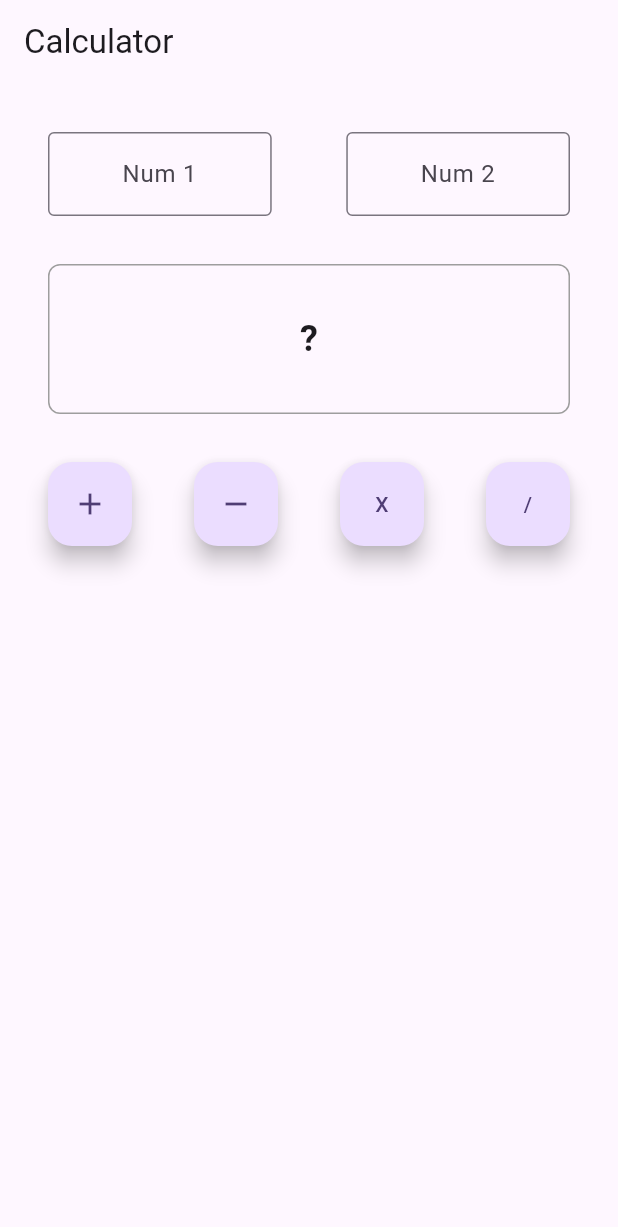
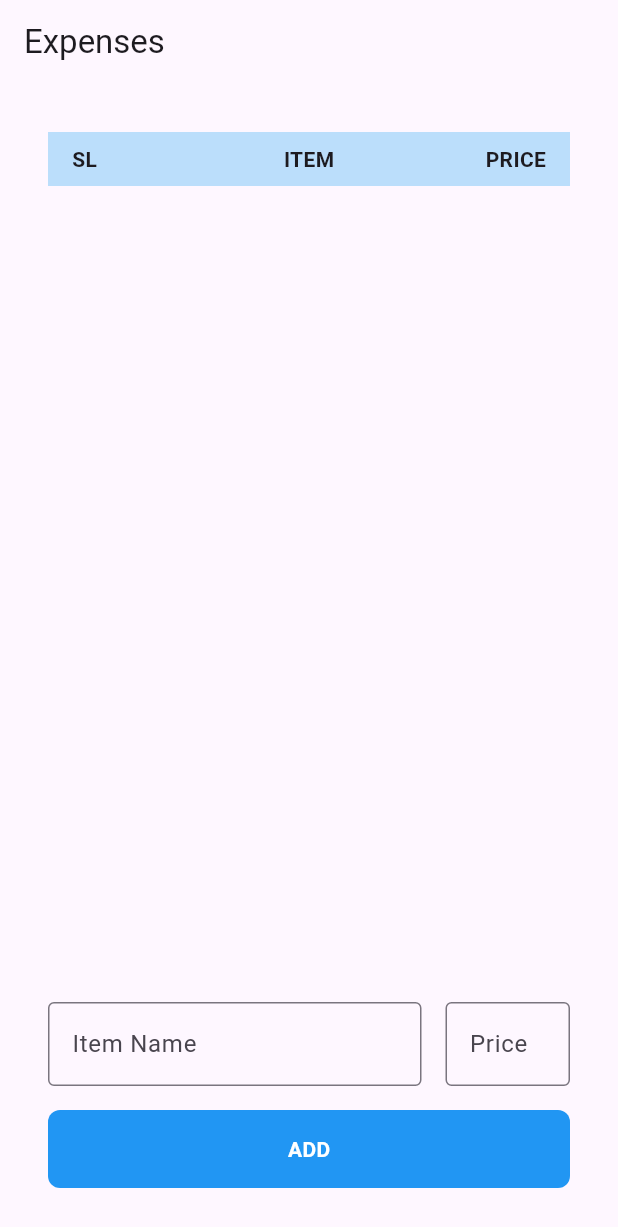
Before and after one commit to hridoyxero/hrdi_course_flutter, a Flutter app: the screen it shows after launch, on a phone screen of 412 x 824 dp. Shown: the top 1227 px of the screen. Run offline on Flutter 3.47's test engine with Material 2 defaults, Android fonts, the light colour scheme and no system bars.

Commit message:
assignment 03 (simple expense manager)

```diff
--- /dev/null
+++ b/lib/assignment_03/expenses_screen.dart
@@ -0,0 +1,235 @@
+import 'package:flutter/material.dart';
+
+class ExpensesScreen extends StatefulWidget {
+  const ExpensesScreen({Key? key}) : super(key: key);
+
+  @override
+  State<ExpensesScreen> createState() => _ExpensesScreenState();
+}
+
+class _ExpensesScreenState extends State<ExpensesScreen> {
+  TextEditingController _itemNameController = TextEditingController();
+  TextEditingController _itemPriceController = TextEditingController();
+
+  int total = 1;
+  List<String> _serials = [];
+  List<String> _items = [];
+  List<String> _itemPrices = [];
+
+  @override
+  Widget build(BuildContext context) {
+    return Scaffold(
+      appBar: AppBar(
+        title: Text("Expenses"),
+      ),
+      body: Container(
+        padding: EdgeInsets.symmetric(horizontal: 32),
+        child: Column(
+          children: [
+            //Expense list
+
+            SizedBox(height: 32,),
+
+            //Titles
+            Container(
+              padding: EdgeInsets.symmetric(
+                horizontal: 8,
+                vertical: 8,
+              ),
+              decoration: BoxDecoration(
+                color: Colors.blue.shade100,
+              ),
+              child: Row(
+                // mainAxisAlignment: MainAxisAlignment.spaceBetween,
+                children: [
+                  //Serial Column
+                  Expanded(
+                    flex: 1,
+                    child: Column(
+                      crossAxisAlignment: CrossAxisAlignment.start,
+                      children: [
+                        Container(
+                          padding: EdgeInsets.only(left: 8,),
+                            child: Text("SL".toUpperCase(), style: TextStyle(fontWeight: FontWeight.bold,),)),
+                      ],
+                    ),
+                  ),
+
+                  //Item Name Column
+                  Expanded(
+                    flex: 2,
+                    child: Column(
+                      children: [
+                        Text("Item".toUpperCase(), style: TextStyle(fontWeight: FontWeight.bold,),),
+                      ],
+                    ),
+                  ),
+
+                  //Price Column
+                  Expanded(
+                    flex: 1,
+                    child: Column(
+                      crossAxisAlignment: CrossAxisAlignment.end,
+                      children: [
+                        Container(
+                          padding: EdgeInsets.only(right: 8,),
+                            child: Text("Price".toUpperCase(), style: TextStyle(fontWeight: FontWeight.bold,),)),
+                      ],
+                    ),
+                  ),
+                ],
+              ),
+            ),
+
+            // list
+            Expanded(
+              child: ListView.builder(
+                itemCount: _items.length,
+                itemBuilder: (context, index) {
+                  return Column(
+                    children: [
+                      Container(
+                        decoration: BoxDecoration(
+                          color: Colors.blue.shade50,
+                        ),
+                        child: Row(
+                          children: [
+                            //Serial Column
+                            Expanded(
+                              flex: 1,
+                              child: Column(
+                                crossAxisAlignment: CrossAxisAlignment.start,
+                                children: [
+                                  Container(
+                                    padding: EdgeInsets.only(left: 16,),
+                                    decoration: BoxDecoration(
+                                      color: Colors.blue.shade50,
+                                    ),
+                                    child: Text(_serials.elementAt(index)),
+                                  ),
+                                ],
+                              ),
+                            ),
+
+                            //Item Name Column
+                            Expanded(
+                              flex: 2,
+                              child: Column(
+                                crossAxisAlignment: CrossAxisAlignment.center,
+                                children: [
+                                  Container(
+                                    padding: EdgeInsets.only(top: 4, bottom: 4,),
+                                    // alignment: Alignment.center,
+                                    decoration: BoxDecoration(
+                                      // color: Colors.red,
+                                    ),
+                                    child: Text(_items.elementAt(index), textAlign: TextAlign.center,),
+                                  ),
+                                ],
+                              ),
+                            ),
+
+                            //Price Column
+                            Expanded(
+                              flex: 1,
+                              child: Column(
+                                crossAxisAlignment: CrossAxisAlignment.end,
+                                children: [
+                                  Container(
+                                    padding: EdgeInsets.only(right: 16,),
+                                    decoration: BoxDecoration(
+                                      color: Colors.blue.shade50,
+                                    ),
+                                    child: Text(_itemPrices.elementAt(index)),
+                                  ),
+                                ],
+                              ),
+                            ),
+                          ],
+                        ),
+                      ),
+                      Container(height: 1, color: Colors.blue.withOpacity(0.2),),
+                    ],
+                  );
+                },
+              ),
+            ),
+
+            SizedBox(height: 32,),
+
+            //Inputs
+            Row(
+              children: [
+                Expanded(
+                  flex: 3,
+                  child: TextFormField(
+                    controller: _itemNameController,
+                    decoration: InputDecoration(
+                      hintText: "Item Name",
+                      border: OutlineInputBorder(),
+                    ),
+                  ),
+                ),
+                SizedBox(
+                  width: 16,
+                ),
+                Expanded(
+                  flex: 1,
+                  child: TextFormField(
+                    controller: _itemPriceController,
+                    decoration: InputDecoration(
+                      hintText: "Price",
+                      border: OutlineInputBorder(),
+                    ),
+                  ),
+                ),
+              ],
+            ),
+
+            SizedBox(
+              height: 16,
+            ),
+
+            // Add button
+            InkWell(
+              onTap: () {
+                if (_itemNameController.text.isNotEmpty &&
+                    _itemPriceController.text.isNotEmpty) {
+                  _items.add(_itemNameController.text ?? "");
+                  _itemPrices.add(_itemPriceController.text ?? "");
+
+                  _serials.add((total++).toString());
+
+                  _itemNameController.text = '';
+                  _itemPriceController.text = '';
+                }
+
+                setState(() {});
+              },
+              child: Container(
+                width: double.maxFinite,
+                padding: EdgeInsets.symmetric(
+                  horizontal: 32,
+                  vertical: 16,
+                ),
+                alignment: Alignment.center,
+                decoration: BoxDecoration(
+                  color: Colors.blue,
+                  borderRadius: BorderRadius.circular(8),
+                ),
+                child: Text(
+                  "Add".toUpperCase(),
+                  style: TextStyle(fontWeight: FontWeight.bold, color: Colors.white,),
+                ),
+              ),
+            ),
+
+            SizedBox(
+              height: 32,
+            ),
+          ],
+        ),
+      ),
+    );
+  }
+}
--- a/lib/main.dart
+++ b/lib/main.dart
@@ -1,5 +1,6 @@
 import 'package:flutter/material.dart';
 import 'package:hrdi_course_flutter/assignment_02/calculator.dart';
+import 'package:hrdi_course_flutter/assignment_03/expenses_screen.dart';
 
 void main() {
   runApp(const MyApp());
@@ -13,12 +14,12 @@ class MyApp extends StatelessWidget {
   Widget build(BuildContext context) {
     return MaterialApp(
       debugShowCheckedModeBanner: false,
-      title: 'Flutter Demo',
+      title: 'Flutter Course, HRDI',
       theme: ThemeData(
         colorScheme: ColorScheme.fromSeed(seedColor: Colors.deepPurple),
         useMaterial3: true,
       ),
-      home: const Calculator(),
+      home: const ExpensesScreen(),
     );
   }
 }
```
